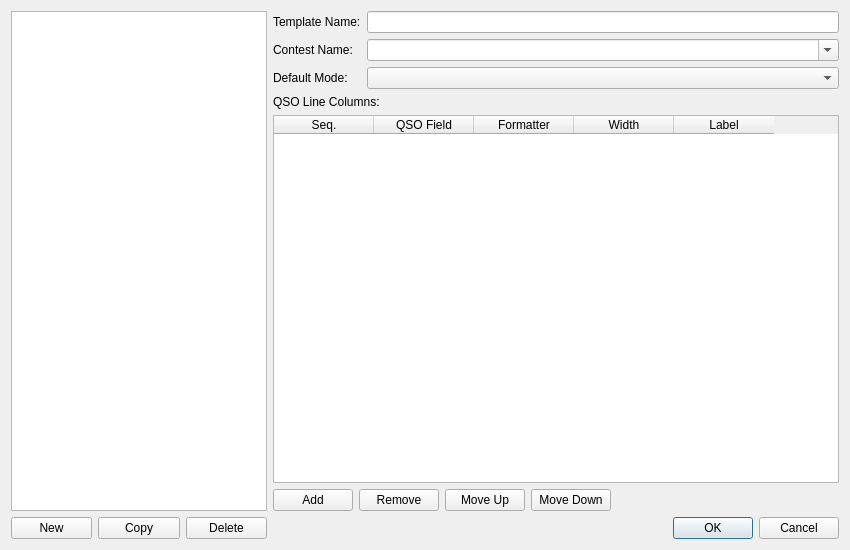
The window that ui/CabrilloTemplateDialog.ui (aa5sh/QLog) describes before a commit, drawn with Qt 5.
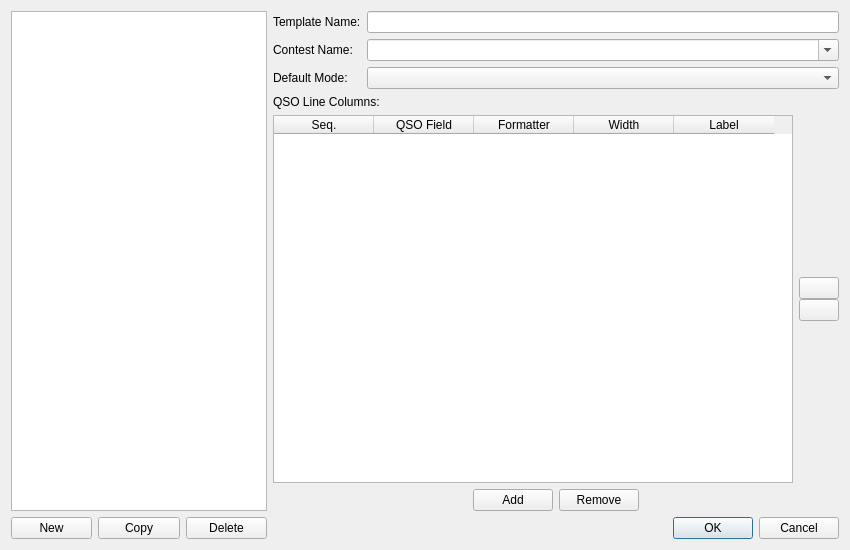
The same window after the commit. Icons and pictures are not drawn.

Commit message: Fixing #989 - Activity: Changed size policy

```diff
--- a/ui/CabrilloTemplateDialog.ui
+++ b/ui/CabrilloTemplateDialog.ui
@@ -104,6 +104,11 @@
       </widget>
      </item>
      <item>
+      <layout class="QHBoxLayout" name="horizontalLayout">
+       <property name="bottomMargin">
+        <number>0</number>
+       </property>
+       <item>
       <widget class="QTableWidget" name="columnsTable">
        <property name="toolTip">
         <string>Contest name as required by the rules. It is possible to enter a custom string if it is not included in the list.</string>
@@ -148,35 +153,67 @@
       </widget>
      </item>
      <item>
-      <layout class="QHBoxLayout" name="colButtonLayout">
-       <item>
-        <widget class="QPushButton" name="addColumnButton">
-         <property name="text">
-          <string>Add</string>
+        <layout class="QVBoxLayout" name="verticalLayout">
+         <property name="spacing">
+          <number>0</number>
          </property>
-        </widget>
-       </item>
+         <property name="leftMargin">
+          <number>0</number>
+         </property>
        <item>
-        <widget class="QPushButton" name="removeColumnButton">
-         <property name="text">
-          <string>Remove</string>
-         </property>
-        </widget>
+          <spacer name="verticalSpacer_2">
+           <property name="orientation">
+            <enum>Qt::Vertical</enum>
+           </property>
+           <property name="sizeHint" stdset="0">
+            <size>
+             <width>20</width>
+             <height>40</height>
+            </size>
+           </property>
+          </spacer>
        </item>
        <item>
         <widget class="QPushButton" name="moveUpButton">
          <property name="text">
-          <string>Move Up</string>
+            <string notr="true"/>
+           </property>
+           <property name="icon">
+            <iconset resource="../res/icons/icons.qrc">
+             <normaloff>:/icons/baseline-play_up-24px.svg</normaloff>:/icons/baseline-play_up-24px.svg</iconset>
          </property>
         </widget>
        </item>
        <item>
         <widget class="QPushButton" name="moveDownButton">
          <property name="text">
-          <string>Move Down</string>
+            <string notr="true"/>
+           </property>
+           <property name="icon">
+            <iconset resource="../res/icons/icons.qrc">
+             <normaloff>:/icons/baseline-play_down-24px.svg</normaloff>:/icons/baseline-play_down-24px.svg</iconset>
          </property>
         </widget>
        </item>
+         <item>
+          <spacer name="verticalSpacer">
+           <property name="orientation">
+            <enum>Qt::Vertical</enum>
+           </property>
+           <property name="sizeHint" stdset="0">
+            <size>
+             <width>20</width>
+             <height>40</height>
+            </size>
+           </property>
+          </spacer>
+         </item>
+        </layout>
+       </item>
+      </layout>
+     </item>
+     <item>
+      <layout class="QHBoxLayout" name="colButtonLayout">
        <item>
         <spacer name="colButtonSpacer">
          <property name="orientation">
@@ -190,6 +227,39 @@
          </property>
         </spacer>
        </item>
+       <item>
+        <widget class="QPushButton" name="addColumnButton">
+         <property name="sizePolicy">
+          <sizepolicy hsizetype="Minimum" vsizetype="Fixed">
+           <horstretch>0</horstretch>
+           <verstretch>0</verstretch>
+          </sizepolicy>
+         </property>
+         <property name="text">
+          <string>Add</string>
+         </property>
+        </widget>
+       </item>
+       <item>
+        <widget class="QPushButton" name="removeColumnButton">
+         <property name="text">
+          <string>Remove</string>
+         </property>
+        </widget>
+       </item>
+       <item>
+        <spacer name="horizontalSpacer">
+         <property name="orientation">
+          <enum>Qt::Horizontal</enum>
+         </property>
+         <property name="sizeHint" stdset="0">
+          <size>
+           <width>40</width>
+           <height>20</height>
+          </size>
+         </property>
+        </spacer>
+       </item>
       </layout>
      </item>
      <item>
```
Left out of the diff: 13 changed lines with no effect on the pictures. Lines whose indentation alone changed are shown as unchanged. The commit also changes 1 other file.
